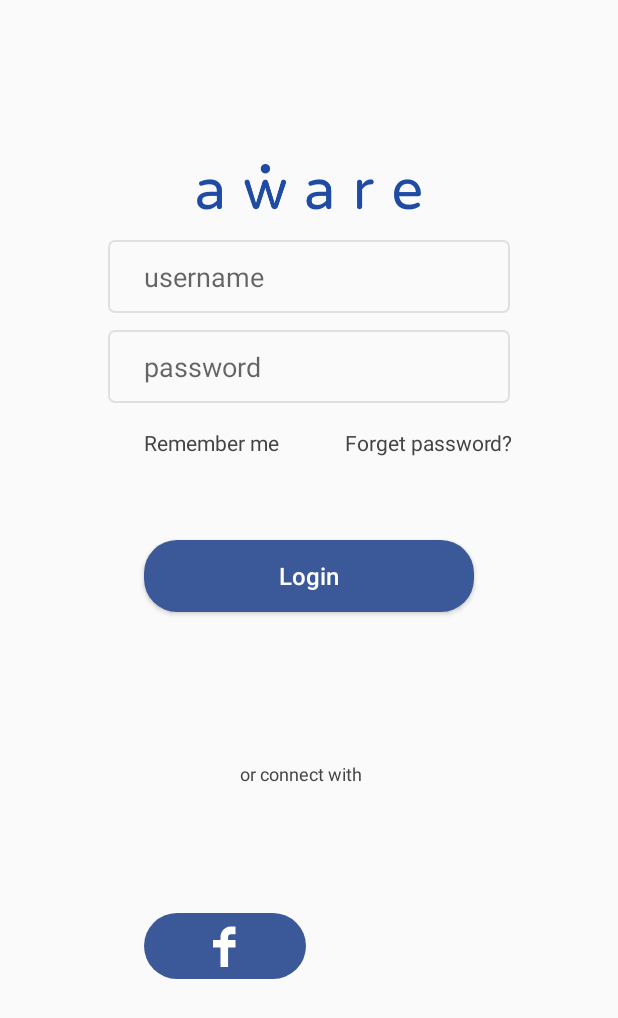
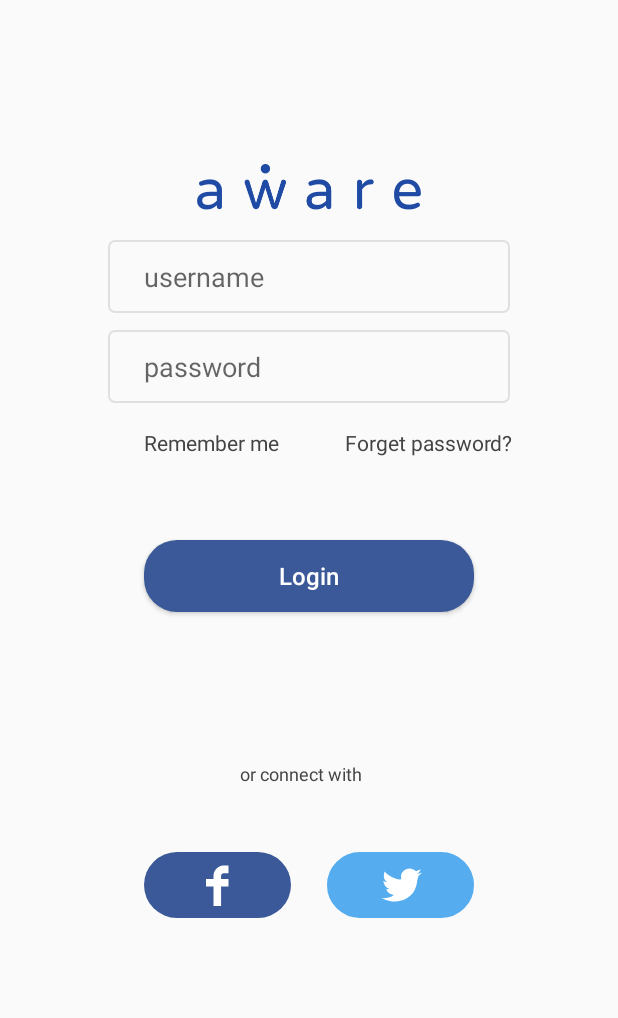
Before and after one commit to Jerry-wenhao/SilverLayout, an Android app: the screen it shows after launch (MainActivity), on a phone screen of 412 x 824 dp. Shown: the top 1018 px of the screen. Run offline under Robolectric (Android 15) with nearby library versions, the phone set to English and light mode, and no system bars.

Commit message:
[xiawenhao] feat: set button of twitter

```diff
--- /dev/null
+++ b/app/src/main/res/drawable/twitter_graph.xml
@@ -0,0 +1,14 @@
+<vector xmlns:android="http://schemas.android.com/apk/res/android"
+    xmlns:tools="http://schemas.android.com/tools"
+    android:width="32dp"
+    android:height="32dp"
+    android:viewportWidth="32"
+    android:viewportHeight="32">
+    <path
+        android:pathData="M21.6715,5C23.2955,5 24.76,5.6619 25.7939,6.7227C25.9524,6.8853 27.128,6.4917 29.3205,5.5416C28.7601,6.4355 28.3569,7.0204 28.1109,7.2962C27.4088,8.0835 26.8746,8.3024 26.934,8.4453C26.9914,8.5834 27.4599,8.3609 28.4061,8.0958C28.6921,8.0157 29.2234,7.9071 30,7.7701C28.2287,9.3354 27.343,10.2454 27.343,10.5C27.343,11.2605 27.1838,11.985 26.896,12.6438C26.448,17.4525 24.8636,20.9744 22.1428,23.2097C20.4333,24.6143 17.6603,26.5913 13.1195,26.9593C10.2998,27.1877 6.9266,26.4552 3,24.7615C4.6742,24.8576 6.2542,24.7158 7.7401,24.3361C9.2259,23.9564 10.3527,23.4065 11.1205,22.6863C9.5908,22.3401 8.3758,21.7714 7.4754,20.9804C6.5749,20.1894 6.2237,19.3821 6.4217,18.5586C6.706,18.7026 6.9914,18.7746 7.2779,18.7746C7.5645,18.7746 7.8794,18.7026 8.2228,18.5586C6.979,18.0273 6.0336,17.3352 5.3865,16.4822C4.7395,15.6293 4.3408,14.5494 4.1905,13.2427C4.5498,13.5215 4.9485,13.7327 5.3865,13.8762C5.8246,14.0198 6.1696,14.0523 6.4217,13.9738C5.4376,13.0715 4.8453,12.1053 4.6448,11.0752C4.4443,10.045 4.5841,8.6866 5.0642,7C6.4347,8.6188 8.2758,9.9772 10.5877,11.0752C12.8996,12.1731 14.7407,12.5636 16.1112,12.2465L16.1112,12.2465L16.2855,12.2278C16.1003,11.6844 16,11.1036 16,10.5C16,7.4624 18.5392,5 21.6715,5Z"
+        android:strokeWidth="1"
+        android:fillColor="#FFFFFF"
+        android:fillType="evenOdd"
+        android:strokeColor="#00000000"
+        tools:ignore="VectorPath" />
+</vector>
--- /dev/null
+++ b/app/src/main/res/drawable/twitter_shape.xml
@@ -0,0 +1,9 @@
+<?xml version="1.0" encoding="utf-8"?>
+<shape xmlns:android="http://schemas.android.com/apk/res/android"
+    android:shape="rectangle">
+    <corners android:radius="24dp"/>
+    <solid android:color="@color/twitter"/>
+    <stroke
+        android:width="1dp"
+        android:color="@color/twitter"/>
+</shape>
--- a/app/src/main/res/layout/activity_main.xml
+++ b/app/src/main/res/layout/activity_main.xml
@@ -142,11 +142,11 @@
         app:layout_constraintVertical_bias="0.628" />
 
     <ImageButton
-        android:id="@+id/facebook_btn"
+        android:id="@+id/facebook"
         android:layout_width="match_parent"
         android:layout_height="44dp"
         android:layout_marginStart="48dp"
-        android:layout_marginEnd="160dp"
+        android:layout_marginEnd="170dp"
         android:background="@drawable/button_shape"
         android:contentDescription="@string/facebook"
         android:src="@drawable/facebook_graph"
@@ -154,7 +154,22 @@
         app:layout_constraintLeft_toLeftOf="parent"
         app:layout_constraintRight_toRightOf="parent"
         app:layout_constraintTop_toTopOf="parent"
-        app:layout_constraintVertical_bias="0.78" />
+        app:layout_constraintVertical_bias="0.728" />
+
+    <ImageButton
+        android:id="@+id/twitter"
+        android:layout_width="0dp"
+        android:layout_height="44dp"
+        android:layout_marginStart="170dp"
+        android:layout_marginEnd="48dp"
+        android:background="@drawable/twitter_shape"
+        android:contentDescription="@string/facebook"
+        android:src="@drawable/twitter_graph"
+        app:layout_constraintBottom_toBottomOf="parent"
+        app:layout_constraintLeft_toLeftOf="parent"
+        app:layout_constraintRight_toRightOf="parent"
+        app:layout_constraintTop_toTopOf="parent"
+        app:layout_constraintVertical_bias="0.728" />
 
 
 </androidx.constraintlayout.widget.ConstraintLayout>
--- a/app/src/main/res/values/colors.xml
+++ b/app/src/main/res/values/colors.xml
@@ -8,4 +8,5 @@
     <color name="remember">#444444</color>
     <color name="login_text">#FFFEFE</color>
     <color name="login_button">#3B5998</color>
+    <color name="twitter">#55ACEE</color>
 </resources>
```
